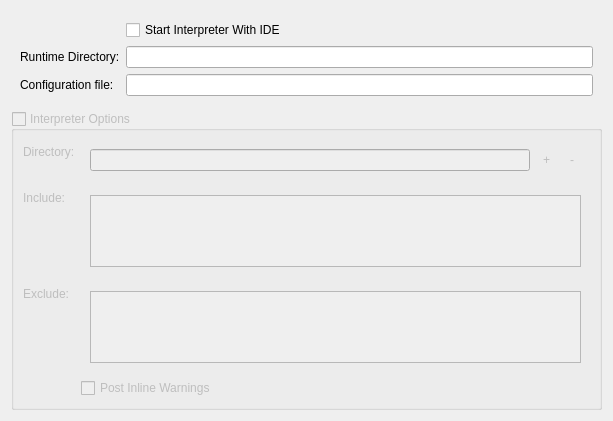
Before: the Qt Designer form editors/sc-ide/forms/settings_sclang.ui in supercollider/supercollider, drawn with Qt 5.
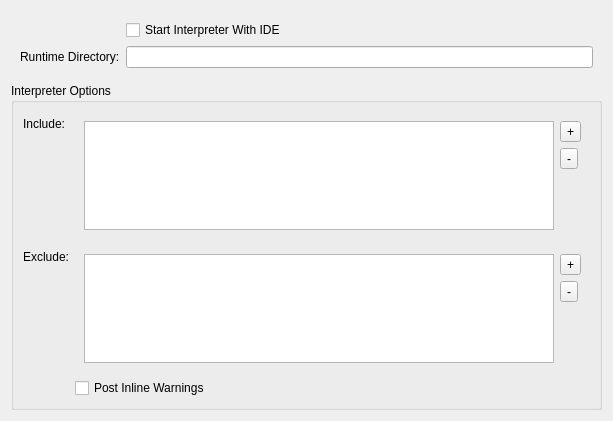
After: the same form once the commit is applied. Custom widgets are drawn as their Qt base class.

Commit message: scide: initial support for reading/writing the language config file

```diff
--- a/editors/sc-ide/forms/settings_sclang.ui
+++ b/editors/sc-ide/forms/settings_sclang.ui
@@ -37,23 +37,13 @@
       <item row="1" column="1">
        <widget class="ScIDE::PathChooserWidget" name="runtimeDir"/>
       </item>
-      <item row="2" column="0">
-       <widget class="QLabel" name="label_4">
-        <property name="text">
-         <string>Configuration file:</string>
-        </property>
-       </widget>
-      </item>
-      <item row="2" column="1">
-       <widget class="ScIDE::PathChooserWidget" name="configFile"/>
-      </item>
      </layout>
     </widget>
    </item>
    <item>
     <widget class="QGroupBox" name="ide_sclang_override_configuration_file">
      <property name="enabled">
-      <bool>false</bool>
+      <bool>true</bool>
      </property>
      <property name="sizePolicy">
       <sizepolicy hsizetype="Preferred" vsizetype="Expanding">
@@ -68,20 +58,23 @@
       <bool>false</bool>
      </property>
      <property name="checkable">
-      <bool>true</bool>
+      <bool>false</bool>
      </property>
      <property name="checked">
       <bool>false</bool>
      </property>
      <layout class="QFormLayout" name="formLayout_2">
-      <item row="1" column="0">
+      <property name="fieldGrowthPolicy">
+       <enum>QFormLayout::ExpandingFieldsGrow</enum>
+      </property>
+      <item row="0" column="0">
        <widget class="QLabel" name="label">
         <property name="text">
          <string>Include:</string>
         </property>
        </widget>
       </item>
-      <item row="1" column="1">
+      <item row="0" column="1">
        <widget class="QWidget" name="widget_3" native="true">
         <property name="sizePolicy">
          <sizepolicy hsizetype="Expanding" vsizetype="Preferred">
@@ -96,17 +89,41 @@
          <item row="0" column="0" rowspan="2">
           <widget class="QListWidget" name="sclang_include_directories"/>
          </item>
+         <item row="0" column="2">
+          <layout class="QVBoxLayout" name="verticalLayout_3">
+           <item>
+            <widget class="QToolButton" name="sclang_add_include">
+             <property name="enabled">
+              <bool>true</bool>
+             </property>
+             <property name="text">
+              <string>+</string>
+             </property>
+            </widget>
+           </item>
+           <item>
+            <widget class="QToolButton" name="sclang_remove_include">
+             <property name="enabled">
+              <bool>true</bool>
+             </property>
+             <property name="text">
+              <string>-</string>
+             </property>
+            </widget>
+           </item>
+          </layout>
+         </item>
         </layout>
        </widget>
       </item>
-      <item row="2" column="0">
+      <item row="1" column="0">
        <widget class="QLabel" name="excludeLabel">
         <property name="text">
          <string>Exclude:</string>
         </property>
        </widget>
       </item>
-      <item row="2" column="1">
+      <item row="1" column="1">
        <widget class="QWidget" name="widget_2" native="true">
         <property name="sizePolicy">
          <sizepolicy hsizetype="Expanding" vsizetype="Preferred">
@@ -115,55 +132,43 @@
          </sizepolicy>
         </property>
         <layout class="QGridLayout" name="gridLayout_2">
-         <item row="0" column="0" rowspan="2">
+         <item row="0" column="1" rowspan="3">
           <widget class="QListWidget" name="sclang_exclude_directories"/>
          </item>
+         <item row="0" column="3">
+          <layout class="QVBoxLayout" name="verticalLayout_2">
+           <item>
+            <widget class="QToolButton" name="sclang_add_exclude">
+             <property name="enabled">
+              <bool>true</bool>
+             </property>
+             <property name="text">
+              <string>+</string>
+             </property>
+            </widget>
+           </item>
+           <item>
+            <widget class="QToolButton" name="sclang_remove_exclude">
+             <property name="enabled">
+              <bool>true</bool>
+             </property>
+             <property name="text">
+              <string>-</string>
+             </property>
+            </widget>
+           </item>
+          </layout>
+         </item>
         </layout>
        </widget>
       </item>
-      <item row="3" column="1">
+      <item row="2" column="1">
        <widget class="QCheckBox" name="sclang_post_inline_warnings">
         <property name="text">
          <string>Post Inline Warnings</string>
         </property>
        </widget>
       </item>
-      <item row="0" column="1">
-       <widget class="QWidget" name="configFileWidget_2" native="true">
-        <layout class="QHBoxLayout" name="horizontalLayout_5">
-         <item>
-          <widget class="ScIDE::PathChooserWidget" name="classDirChooser"/>
-         </item>
-         <item>
-          <widget class="QToolButton" name="btnAddClassDir">
-           <property name="text">
-            <string>+</string>
-           </property>
-           <property name="autoRaise">
-            <bool>true</bool>
-           </property>
-          </widget>
-         </item>
-         <item>
-          <widget class="QToolButton" name="btnRemoveClassDir">
-           <property name="text">
-            <string>-</string>
-           </property>
-           <property name="autoRaise">
-            <bool>true</bool>
-           </property>
-          </widget>
-         </item>
-        </layout>
-       </widget>
-      </item>
-      <item row="0" column="0">
-       <widget class="QLabel" name="label_5">
-        <property name="text">
-         <string>Directory:</string>
-        </property>
-       </widget>
-      </item>
      </layout>
     </widget>
    </item>
```
The commit also changes 2 other files.
